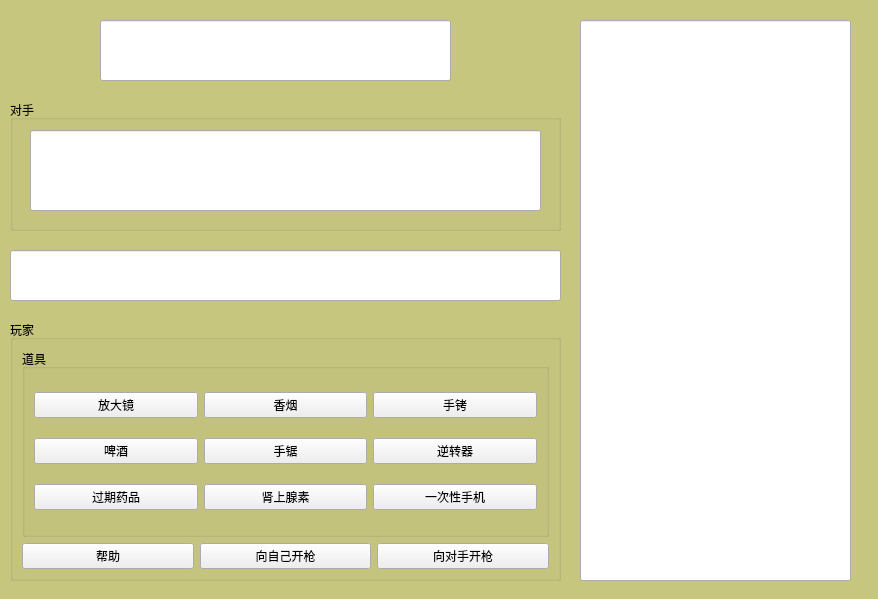
First picture: the form in startup.ui, repository Sam-ie/Devil_Roulette, before the edit.
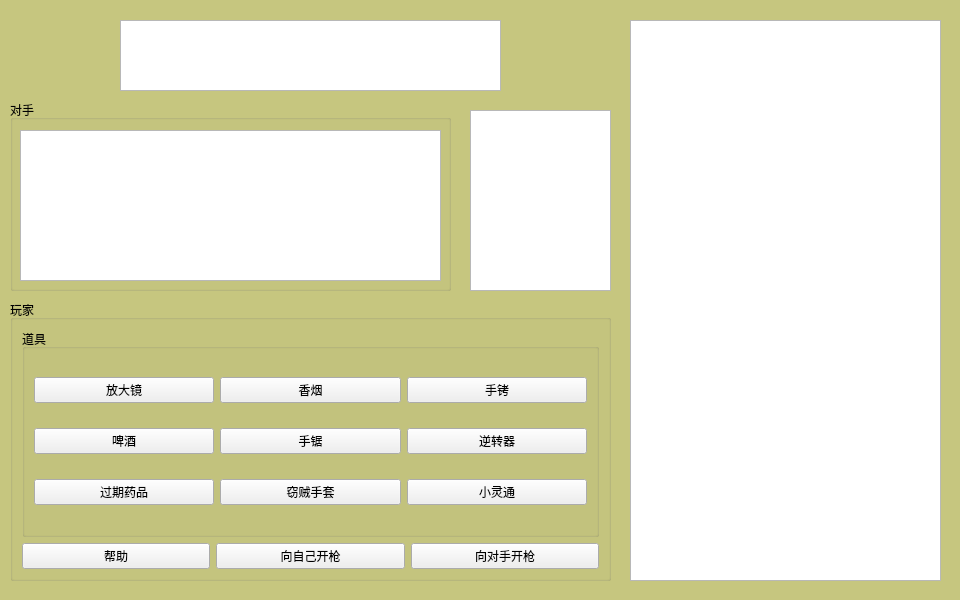
Second picture: the form after the edit.

```diff
--- a/startup.ui
+++ b/startup.ui
@@ -6,8 +6,8 @@
    <rect>
     <x>0</x>
     <y>0</y>
-    <width>878</width>
-    <height>599</height>
+    <width>960</width>
+    <height>600</height>
    </rect>
   </property>
   <property name="windowTitle">
@@ -37,75 +37,42 @@
 	background-color: rgba(170, 170, 50, 150);
 }</string>
      </property>
-     <widget class="QLineEdit" name="lineEdit_3">
-      <property name="geometry">
-       <rect>
-        <x>100</x>
-        <y>20</y>
-        <width>351</width>
-        <height>61</height>
-       </rect>
-      </property>
-      <property name="readOnly">
-       <bool>true</bool>
-      </property>
-     </widget>
-     <widget class="QLineEdit" name="lineEdit_2">
-      <property name="geometry">
-       <rect>
-        <x>10</x>
-        <y>250</y>
-        <width>551</width>
-        <height>51</height>
-       </rect>
-      </property>
-      <property name="readOnly">
-       <bool>true</bool>
-      </property>
-     </widget>
      <widget class="QGroupBox" name="groupBox">
       <property name="geometry">
        <rect>
         <x>10</x>
         <y>100</y>
-        <width>551</width>
-        <height>131</height>
+        <width>441</width>
+        <height>191</height>
        </rect>
       </property>
       <property name="title">
        <string>对手</string>
       </property>
-      <widget class="QLineEdit" name="lineEdit_4">
+      <widget class="QTextEdit" name="textEdit_2">
        <property name="geometry">
         <rect>
-         <x>20</x>
+         <x>10</x>
          <y>30</y>
-         <width>511</width>
-         <height>81</height>
+         <width>421</width>
+         <height>151</height>
         </rect>
        </property>
+       <property name="styleSheet">
+        <string notr="true">font: 13pt &quot;华文楷体&quot;;</string>
+       </property>
+       <property name="overwriteMode">
+        <bool>true</bool>
+       </property>
       </widget>
      </widget>
-     <widget class="QLineEdit" name="lineEdit">
-      <property name="geometry">
-       <rect>
-        <x>580</x>
-        <y>20</y>
-        <width>271</width>
-        <height>561</height>
-       </rect>
-      </property>
-      <property name="readOnly">
-       <bool>true</bool>
-      </property>
-     </widget>
      <widget class="QGroupBox" name="groupBox_2">
       <property name="geometry">
        <rect>
         <x>10</x>
-        <y>320</y>
-        <width>551</width>
-        <height>261</height>
+        <y>300</y>
+        <width>601</width>
+        <height>281</height>
        </rect>
       </property>
       <property name="title">
@@ -170,14 +137,14 @@
           <item row="2" column="1">
            <widget class="QPushButton" name="pushButton_8">
             <property name="text">
-             <string>肾上腺素</string>
+             <string>窃贼手套</string>
             </property>
            </widget>
           </item>
           <item row="2" column="2">
-           <widget class="QPushButton" name="pushButton_23">
+           <widget class="QPushButton" name="pushButton_9">
             <property name="text">
-             <string>一次性手机</string>
+             <string>小灵通</string>
             </property>
            </widget>
           </item>
@@ -185,21 +152,21 @@
         </widget>
        </item>
        <item row="1" column="0">
-        <widget class="QPushButton" name="pushButton_11">
+        <widget class="QPushButton" name="pushButton_12">
          <property name="text">
           <string>帮助</string>
          </property>
         </widget>
        </item>
        <item row="1" column="1">
-        <widget class="QPushButton" name="pushButton_9">
+        <widget class="QPushButton" name="pushButton_10">
          <property name="text">
           <string>向自己开枪</string>
          </property>
         </widget>
        </item>
        <item row="1" column="2">
-        <widget class="QPushButton" name="pushButton_10">
+        <widget class="QPushButton" name="pushButton_11">
          <property name="text">
           <string>向对手开枪</string>
          </property>
@@ -207,6 +174,51 @@
        </item>
       </layout>
      </widget>
+     <widget class="QTextEdit" name="textEdit">
+      <property name="geometry">
+       <rect>
+        <x>120</x>
+        <y>20</y>
+        <width>381</width>
+        <height>71</height>
+       </rect>
+      </property>
+      <property name="styleSheet">
+       <string notr="true">font: 18pt;</string>
+      </property>
+      <property name="readOnly">
+       <bool>true</bool>
+      </property>
+      <property name="overwriteMode">
+       <bool>true</bool>
+      </property>
+     </widget>
+     <widget class="QTextEdit" name="textEdit_3">
+      <property name="geometry">
+       <rect>
+        <x>470</x>
+        <y>110</y>
+        <width>141</width>
+        <height>181</height>
+       </rect>
+      </property>
+      <property name="overwriteMode">
+       <bool>true</bool>
+      </property>
+     </widget>
+     <widget class="QTextEdit" name="textEdit_4">
+      <property name="geometry">
+       <rect>
+        <x>630</x>
+        <y>20</y>
+        <width>311</width>
+        <height>561</height>
+       </rect>
+      </property>
+      <property name="overwriteMode">
+       <bool>false</bool>
+      </property>
+     </widget>
     </widget>
    </item>
   </layout>
```
Left out of the diff: 6 changed lines with no effect on the pictures.
